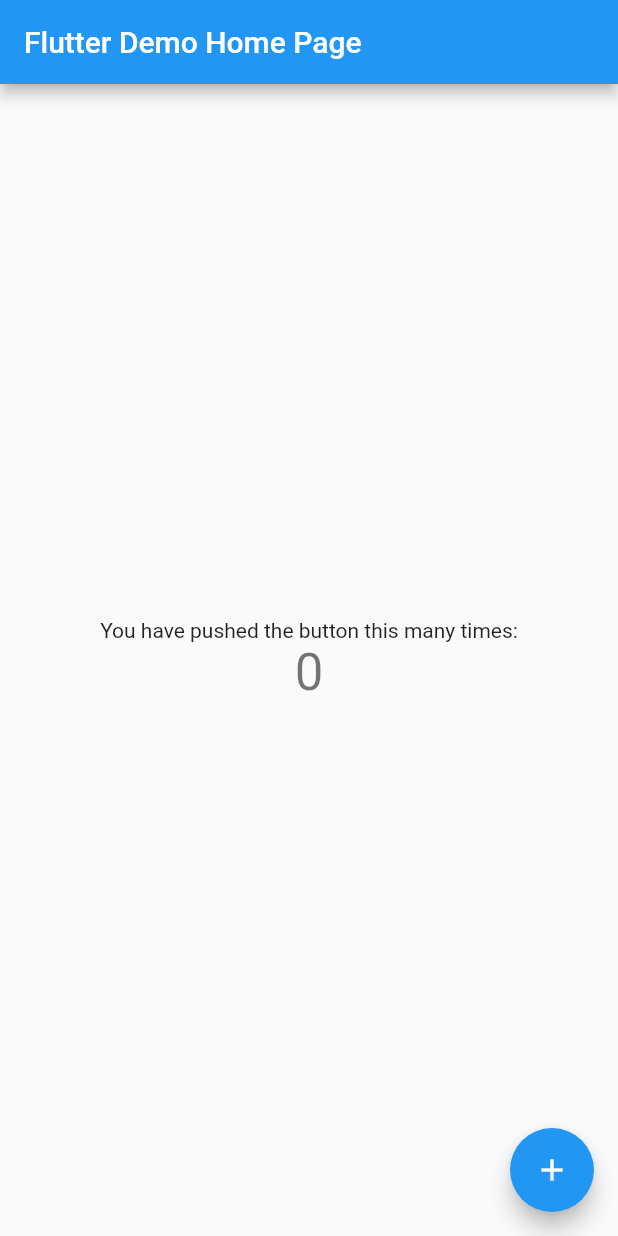
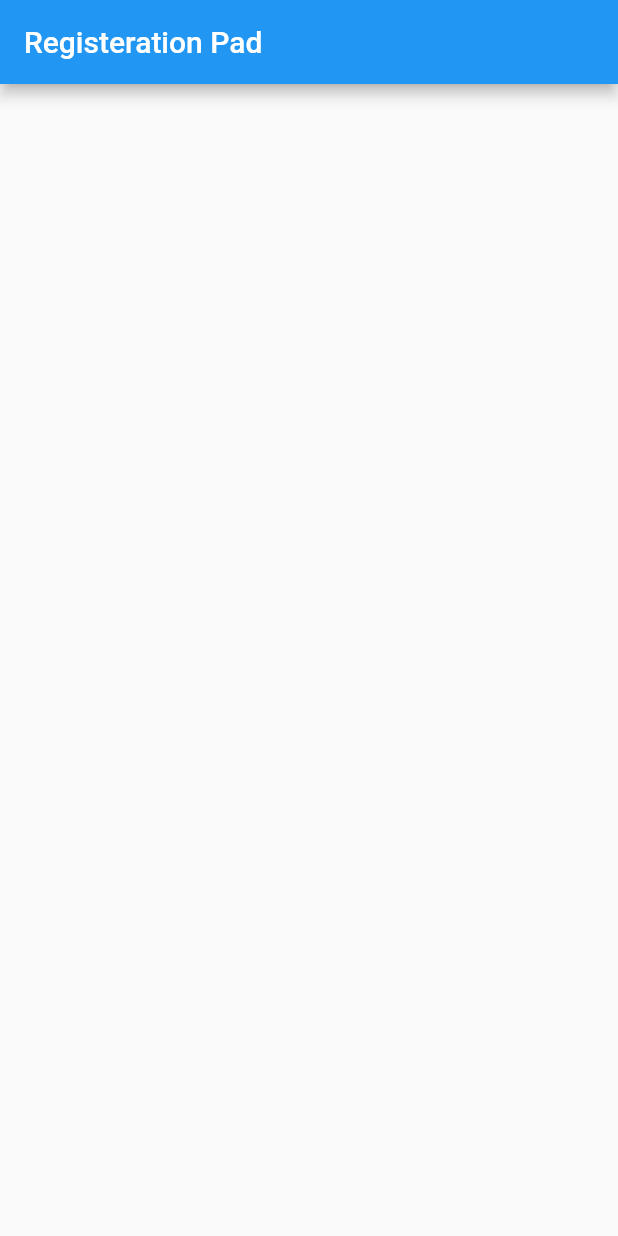
Before and after one commit to teerasej/nextflow-flutter-registration-app-public, a Flutter app: the screen it shows after launch, on a phone screen of 412 x 824 dp. Run offline on Flutter 3.47's test engine with Material 2 defaults, Android fonts, the phone set to English and light mode, and no system bars.

Commit message:
Prepare to start

```diff
--- a/lib/main.dart
+++ b/lib/main.dart
@@ -5,43 +5,21 @@
 }
 
 class MyApp extends StatelessWidget {
-  // This widget is the root of your application.
   @override
   Widget build(BuildContext context) {
     return MaterialApp(
-      title: 'Flutter Demo',
+      title: 'Nextflow Flutter Workshop',
       theme: ThemeData(
-        // This is the theme of your application.
-        //
-        // Try running your application with "flutter run". You'll see the
-        // application has a blue toolbar. Then, without quitting the app, try
-        // changing the primarySwatch below to Colors.green and then invoke
-        // "hot reload" (press "r" in the console where you ran "flutter run",
-        // or simply save your changes to "hot reload" in a Flutter IDE).
-        // Notice that the counter didn't reset back to zero; the application
-        // is not restarted.
         primarySwatch: Colors.blue,
-        // This makes the visual density adapt to the platform that you run
-        // the app on. For desktop platforms, the controls will be smaller and
-        // closer together (more dense) than on mobile platforms.
         visualDensity: VisualDensity.adaptivePlatformDensity,
       ),
-      home: MyHomePage(title: 'Flutter Demo Home Page'),
+      home: MyHomePage(title: 'Registeration Pad'),
     );
   }
 }
 
 class MyHomePage extends StatefulWidget {
   MyHomePage({Key key, this.title}) : super(key: key);
-
-  // This widget is the home page of your application. It is stateful, meaning
-  // that it has a State object (defined below) that contains fields that affect
-  // how it looks.
-
-  // This class is the configuration for the state. It holds the values (in this
-  // case the title) provided by the parent (in this case the App widget) and
-  // used by the build method of the State. Fields in a Widget subclass are
-  // always marked "final".
 
   final String title;
 
@@ -50,68 +28,12 @@
 }
 
 class _MyHomePageState extends State<MyHomePage> {
-  int _counter = 0;
-
-  void _incrementCounter() {
-    setState(() {
-      // This call to setState tells the Flutter framework that something has
-      // changed in this State, which causes it to rerun the build method below
-      // so that the display can reflect the updated values. If we changed
-      // _counter without calling setState(), then the build method would not be
-      // called again, and so nothing would appear to happen.
-      _counter++;
-    });
-  }
-
   @override
   Widget build(BuildContext context) {
-    // This method is rerun every time setState is called, for instance as done
-    // by the _incrementCounter method above.
-    //
-    // The Flutter framework has been optimized to make rerunning build methods
-    // fast, so that you can just rebuild anything that needs updating rather
-    // than having to individually change instances of widgets.
     return Scaffold(
-      appBar: AppBar(
-        // Here we take the value from the MyHomePage object that was created by
-        // the App.build method, and use it to set our appbar title.
-        title: Text(widget.title),
-      ),
-      body: Center(
-        // Center is a layout widget. It takes a single child and positions it
-        // in the middle of the parent.
-        child: Column(
-          // Column is also a layout widget. It takes a list of children and
-          // arranges them vertically. By default, it sizes itself to fit its
-          // children horizontally, and tries to be as tall as its parent.
-          //
-          // Invoke "debug painting" (press "p" in the console, choose the
-          // "Toggle Debug Paint" action from the Flutter Inspector in Android
-          // Studio, or the "Toggle Debug Paint" command in Visual Studio Code)
-          // to see the wireframe for each widget.
-          //
-          // Column has various properties to control how it sizes itself and
-          // how it positions its children. Here we use mainAxisAlignment to
-          // center the children vertically; the main axis here is the vertical
-          // axis because Columns are vertical (the cross axis would be
-          // horizontal).
-          mainAxisAlignment: MainAxisAlignment.center,
-          children: <Widget>[
-            Text(
-              'You have pushed the button this many times:',
-            ),
-            Text(
-              '$_counter',
-              style: Theme.of(context).textTheme.headline4,
-            ),
-          ],
+        appBar: AppBar(
+          title: Text(widget.title),
         ),
-      ),
-      floatingActionButton: FloatingActionButton(
-        onPressed: _incrementCounter,
-        tooltip: 'Increment',
-        child: Icon(Icons.add),
-      ), // This trailing comma makes auto-formatting nicer for build methods.
-    );
+        body: Container());
   }
 }
```
